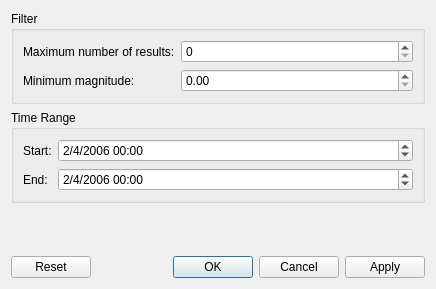
The window that src/plugins/render/earthquake/EarthquakeConfigWidget.ui (centic9/marble-qt4-ppa) describes before a commit, drawn with Qt 5.
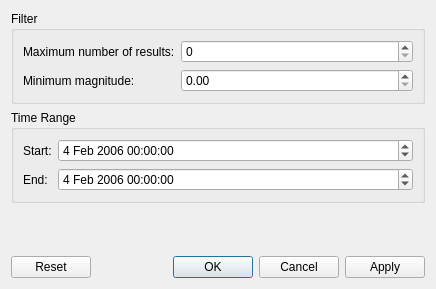
The same window after the commit.

```diff
--- a/src/plugins/render/earthquake/EarthquakeConfigWidget.ui
+++ b/src/plugins/render/earthquake/EarthquakeConfigWidget.ui
@@ -75,9 +75,6 @@
           <day>4</day>
          </datetime>
         </property>
-        <property name="displayFormat">
-         <string>M/d/yyyy hh:mm</string>
-        </property>
        </widget>
       </item>
       <item row="1" column="0">
@@ -99,9 +96,6 @@
           <day>4</day>
          </datetime>
         </property>
-        <property name="displayFormat">
-         <string>M/d/yyyy hh:mm</string>
-        </property>
        </widget>
       </item>
      </layout>
```
